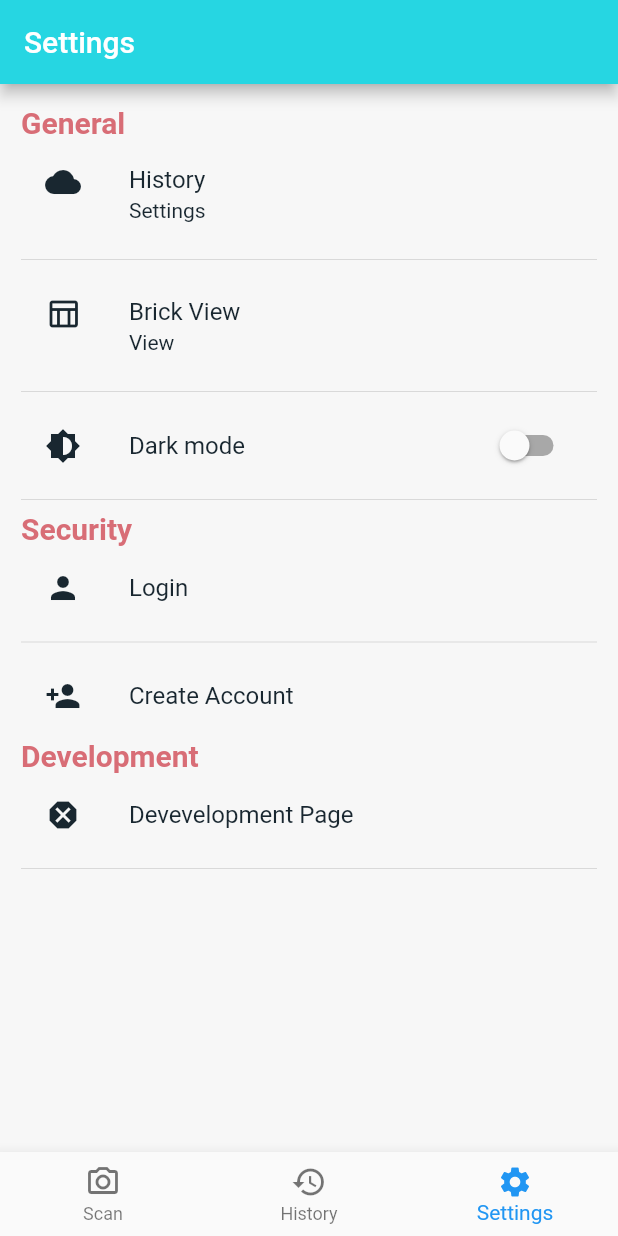
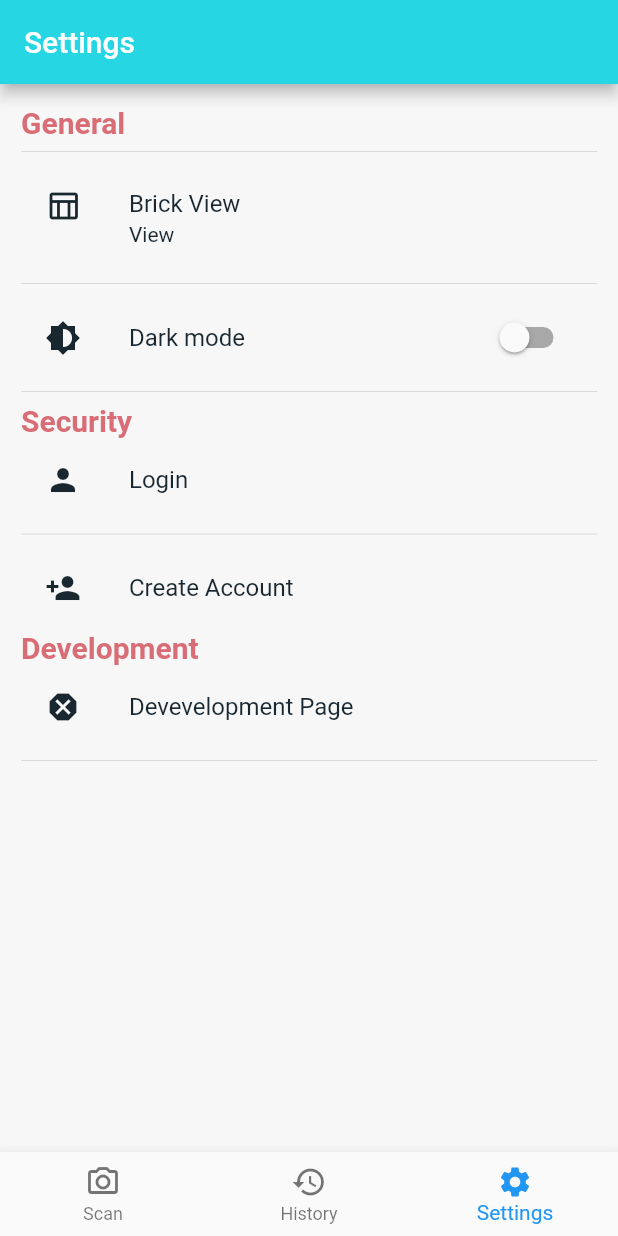
Before and after one commit to Manuel-Aragon/BrixColorFinder, a Flutter app: the screen it shows after launch, item 3 of the bottom bar chosen, on a phone screen of 412 x 824 dp. Run offline on Flutter 3.47's test engine with Material 2 defaults, Android fonts, the phone set to English and light mode, and no system bars; our stand-ins replace cloud_firestore, firebase_auth, firebase_core, image_picker, shared_preferences; missing offline and left inert: firebase_ml_model_downloader, tflite_flutter, tflite_flutter_helper; accounts and stored records are empty.

Commit message:
removed history from settings

```diff
--- a/lib/settings_page.dart
+++ b/lib/settings_page.dart
@@ -65,11 +65,6 @@ Widget _generalSettingsColumn(BuildContext context) {
           ),
         ],
       ),
-      const ListTile(
-        leading: Icon(Icons.cloud),
-        title: Text("History"),
-        subtitle: Text("Settings"),
-      ),
       const Divider(),
       ListTile(
           leading: const Icon(Icons.table_chart_outlined),
@@ -94,7 +89,10 @@ Widget _accountSettingsColumn() {
       Row(
         mainAxisAlignment: MainAxisAlignment.start,
         children: [
-          Text("Account", style: headingStyle),
+          Text(
+            "Account",
+            style: headingStyle,
+          ),
         ],
       ),
       const ListTile(
@@ -117,7 +115,10 @@ Widget _securitySettingsColumn(BuildContext context, _SettingsPageState state) {
       Row(
         mainAxisAlignment: MainAxisAlignment.start,
         children: [
-          Text("Security", style: headingStyle),
+          Text(
+            "Security",
+            style: headingStyle,
+          ),
         ],
       ),
       const Divider(),
```
